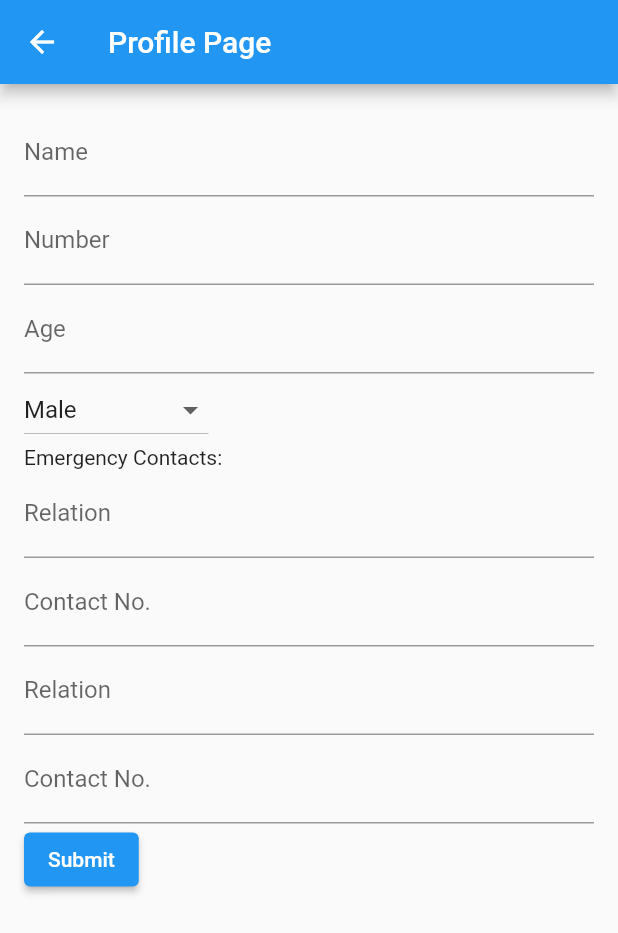
After one commit to ARYANDARADE/Womens_App, a Flutter app: the HomePage screen opened directly, after a tap on the "menu" icon, after a tap on "Profile Form", on a phone screen of 412 x 824 dp. The commit adds this screen. Shown: the top 933 px of the screen. Run offline on Flutter 3.47's test engine with Material 2 defaults, Android fonts, the phone set to English and light mode, and no system bars; our stand-ins replace csv, curved_navigation_bar, dot_navigation_bar, dropdown_button2, firebase_auth, firebase_core and 9 more; missing offline and left inert: background_sms, floating_navigation_bar, flutter_dropdown, flutter_phone_direct_caller, horizontal_list_view; accounts and stored records are empty.

Commit message:
kuch toh kiya3

```diff
--- /dev/null
+++ b/lib/ProfilePageForm.dart
@@ -0,0 +1,123 @@
+import 'package:flutter/material.dart';
+
+class ProfilePageForm extends StatefulWidget {
+  @override
+  _ProfilePageFormState createState() => _ProfilePageFormState();
+}
+
+class _ProfilePageFormState extends State<ProfilePageForm> {
+  String name = '';
+  String number = '';
+  int age = 0;
+  String selectedGender = 'Male'; // Default to Male
+  List<Map<String, String>> emergencyContacts = [];
+
+  @override
+  Widget build(BuildContext context) {
+    return Scaffold(
+      appBar: AppBar(
+        title: Text('Profile Page'),
+      ),
+      body: Padding(
+        padding: const EdgeInsets.all(16.0),
+        child: Column(
+          crossAxisAlignment: CrossAxisAlignment.start,
+          children: [
+            TextField(
+              onChanged: (value) {
+                setState(() {
+                  name = value;
+                });
+              },
+              decoration: InputDecoration(labelText: 'Name'),
+            ),
+            TextField(
+              onChanged: (value) {
+                setState(() {
+                  number = value;
+                });
+              },
+              decoration: InputDecoration(labelText: 'Number'),
+            ),
+            TextField(
+              onChanged: (value) {
+                setState(() {
+                  age = int.tryParse(value) ?? 0;
+                });
+              },
+              decoration: InputDecoration(labelText: 'Age'),
+            ),
+            DropdownButton<String>(
+              value: selectedGender,
+              onChanged: (value) {
+                setState(() {
+                  selectedGender = value!;
+                });
+              },
+              items: ['Male', 'Female', 'Others']
+                  .map<DropdownMenuItem<String>>(
+                    (String value) => DropdownMenuItem<String>(
+                  value: value,
+                  child: Text(value),
+                ),
+              )
+                  .toList(),
+              hint: Text('Select Gender'),
+            ),
+            Text('Emergency Contacts:'),
+
+              Column(
+                children: [
+                  TextField(
+                    onChanged: (value) {
+                      setState(() {
+                        emergencyContacts[0]['relation'] = value;
+                      });
+                    },
+                    decoration: InputDecoration(labelText: 'Relation'),
+                  ),
+                  TextField(
+                    onChanged: (value) {
+                      setState(() {
+                        emergencyContacts[0]['Contact'] = value;
+                      });
+                    },
+                    decoration: InputDecoration(labelText: 'Contact No.'),
+                  ),
+                  TextField(
+                    onChanged: (value) {
+                      setState(() {
+                        emergencyContacts[1]['relation'] = value;
+                      });
+                    },
+                    decoration: InputDecoration(labelText: 'Relation'),
+                  ),
+                  TextField(
+                    onChanged: (value) {
+                      setState(() {
+                        emergencyContacts[1]['Contact'] = value;
+                      });
+                    },
+                    decoration: InputDecoration(labelText: 'Contact No.'),
+                  ),
+                ],
+              ),
+            ElevatedButton(
+              onPressed: () {
+                // Handle the submit action here
+                // You can access the entered data like name, number, age, selectedGender, and emergencyContacts
+                // For example, you can print them:
+                print('Name: $name');
+                print('Number: $number');
+                print('Age: $age');
+                print('Gender: $selectedGender');
+                print('Emergency Contacts: $emergencyContacts');
+              },
+              child: Text('Submit'),
+            ),
+          ],
+        ),
+      ),
+    );
+  }
+}
--- a/lib/sidebar.dart
+++ b/lib/sidebar.dart
@@ -1,8 +1,10 @@
 // ignore_for_file: use_build_context_synchronously
 
+import 'package:basic/ProfilePage.dart';
 import 'package:firebase_auth/firebase_auth.dart';
 import 'package:flutter/material.dart';
 import 'LoginPage.dart';
+import 'ProfilePageForm.dart';
 import 'signup_screen.dart';
 
 class Sidebar extends StatelessWidget {
@@ -39,6 +41,22 @@ class Sidebar extends StatelessWidget {
                   color: Color(0xFF606C38), // Set your desired background color here
                 ),
               ),
+            ),
+            SizedBox(height: 10),
+            ListTile(
+              leading: const Icon(Icons.settings, color: Color(0xFF383330)), // Change icon color to black
+              title: const Text('Profile Form',
+                style: TextStyle(
+                    color: Color(0xFF606C38),
+                    fontSize: 18
+                ),),
+              onTap: () {
+                Navigator.of(context).push(
+                  MaterialPageRoute(
+                    builder: (context) => ProfilePageForm(),
+                  ),
+                );
+              },
             ),
             SizedBox(height: 10),
             ListTile(
```
